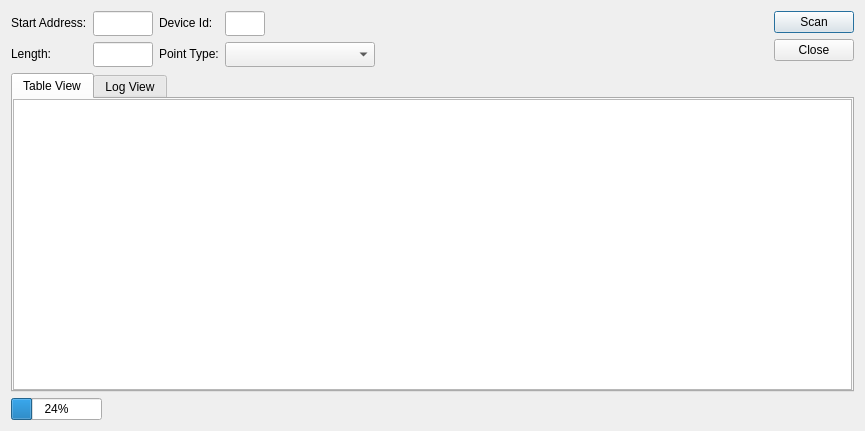
Old version of the form omodscan/dialogs/dialogaddressscan.ui in the repository sanny32/OpenModScan.
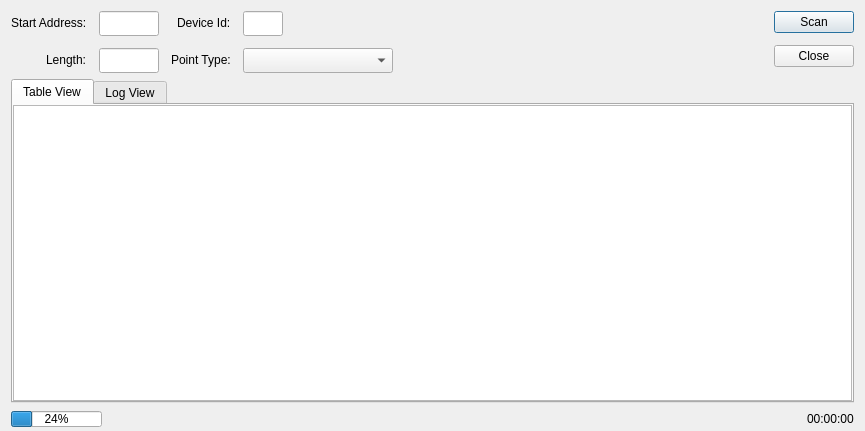
New version of the form. Custom widgets are drawn as their Qt base class.

Commit message: Developing modbus address scanner

Patch:
```diff
--- a/omodscan/dialogs/dialogaddressscan.ui
+++ b/omodscan/dialogs/dialogaddressscan.ui
@@ -14,10 +14,19 @@
    <string>MODBUS Address Scan</string>
   </property>
   <layout class="QVBoxLayout" name="verticalLayout_2">
+   <property name="bottomMargin">
+    <number>2</number>
+   </property>
    <item>
     <layout class="QHBoxLayout" name="horizontalLayout">
+     <property name="spacing">
+      <number>12</number>
+     </property>
      <item>
       <layout class="QFormLayout" name="formLayout">
+       <property name="labelAlignment">
+        <set>Qt::AlignRight|Qt::AlignTrailing|Qt::AlignVCenter</set>
+       </property>
        <item row="1" column="0">
         <widget class="QLabel" name="labelStartAddress">
          <property name="text">
@@ -80,6 +89,9 @@
      </item>
      <item>
       <layout class="QFormLayout" name="formLayout_2">
+       <property name="labelAlignment">
+        <set>Qt::AlignRight|Qt::AlignTrailing|Qt::AlignVCenter</set>
+       </property>
        <item row="3" column="0">
         <widget class="QLabel" name="labelPoinType">
          <property name="text">
@@ -265,6 +277,12 @@
          <verstretch>0</verstretch>
         </sizepolicy>
        </property>
+       <property name="maximumSize">
+        <size>
+         <width>16777215</width>
+         <height>16</height>
+        </size>
+       </property>
        <property name="value">
         <number>24</number>
        </property>
@@ -283,6 +301,13 @@
        </property>
       </spacer>
      </item>
+     <item>
+      <widget class="QLabel" name="labelElapsed">
+       <property name="text">
+        <string>00:00:00</string>
+       </property>
+      </widget>
+     </item>
     </layout>
    </item>
   </layout>
```
The commit also changes 2 other files.
